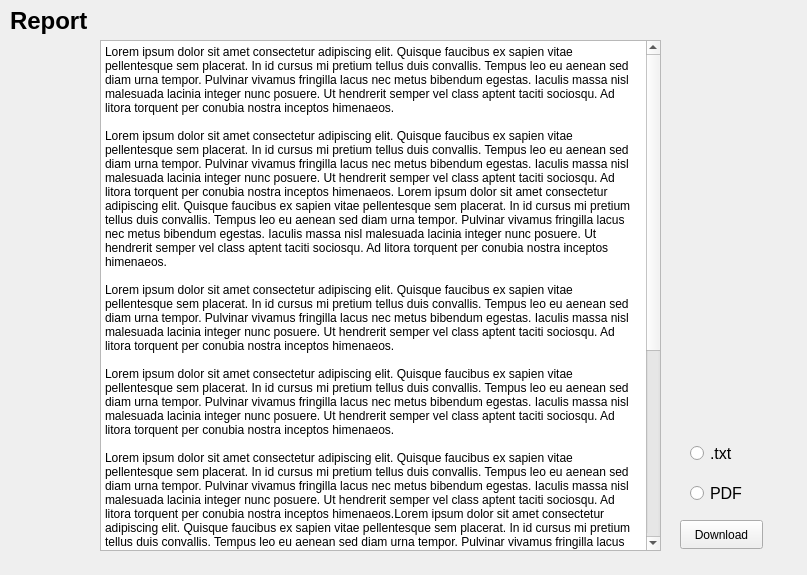
First picture: the form in report.ui, repository ianlopez07/SMI-Code-Checker, before the edit.
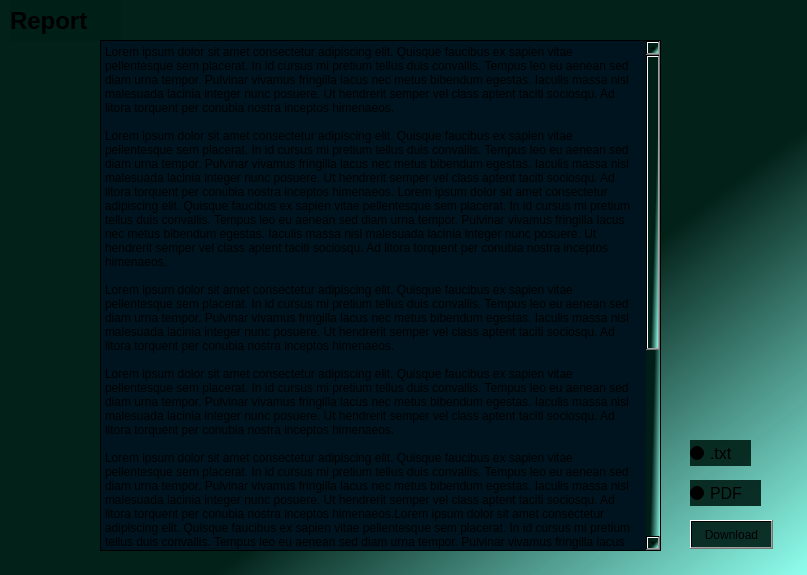
Second picture: the form after the edit.

Commit message: Changed background color of UI

Diff of the .ui file:
```diff
--- a/report.ui
+++ b/report.ui
@@ -13,6 +13,10 @@
   <property name="windowTitle">
    <string>Form</string>
   </property>
+  <property name="styleSheet">
+   <string notr="true">background-color: qlineargradient(spread:pad, x1:1, y1:1, x2:1, y2:1, stop:0.455399 rgba(0, 31, 22, 232), stop:1 rgba(144, 255, 238, 251));
+background-color: qlineargradient(spread:pad, x1:0.282, y1:0.324, x2:1, y2:1, stop:0.455399 rgba(0, 31, 22, 232), stop:1 rgba(144, 255, 238, 251));</string>
+  </property>
   <widget class="QLabel" name="label">
    <property name="geometry">
     <rect>
@@ -28,6 +32,9 @@
      <bold>true</bold>
     </font>
    </property>
+   <property name="styleSheet">
+    <string notr="true">background-color: qlineargradient(spread:pad, x1:1, y1:1, x2:1, y2:1, stop:0.455399 rgba(0, 31, 22, 232), stop:1 rgba(144, 255, 238, 251));</string>
+   </property>
    <property name="text">
     <string>Report</string>
    </property>
@@ -46,6 +53,9 @@
      <pointsize>12</pointsize>
     </font>
    </property>
+   <property name="styleSheet">
+    <string notr="true">background-color: qlineargradient(spread:pad, x1:1, y1:1, x2:1, y2:1, stop:0.455399 rgba(0, 31, 22, 232), stop:1 rgba(144, 255, 238, 251));</string>
+   </property>
    <property name="text">
     <string>.txt</string>
    </property>
@@ -64,6 +74,9 @@
      <pointsize>12</pointsize>
     </font>
    </property>
+   <property name="styleSheet">
+    <string notr="true">background-color: qlineargradient(spread:pad, x1:1, y1:1, x2:1, y2:1, stop:0.455399 rgba(0, 31, 22, 232), stop:1 rgba(144, 255, 238, 251));</string>
+   </property>
    <property name="text">
     <string>PDF</string>
    </property>
@@ -71,12 +84,15 @@
   <widget class="QPushButton" name="pushButton">
    <property name="geometry">
     <rect>
-     <x>680</x>
+     <x>690</x>
      <y>520</y>
      <width>83</width>
      <height>29</height>
     </rect>
    </property>
+   <property name="styleSheet">
+    <string notr="true">background-color: qlineargradient(spread:pad, x1:1, y1:1, x2:1, y2:1, stop:0.455399 rgba(0, 31, 22, 232), stop:1 rgba(144, 255, 238, 251));</string>
+   </property>
    <property name="text">
     <string>Download</string>
    </property>
@@ -90,6 +106,9 @@
      <height>511</height>
     </rect>
    </property>
+   <property name="styleSheet">
+    <string notr="true">background-color: qlineargradient(spread:pad, x1:1, y1:1, x2:1, y2:1, stop:0 rgba(0, 20, 31, 255), stop:1 rgba(255, 255, 255, 255));</string>
+   </property>
    <property name="plainText">
     <string>Lorem ipsum dolor sit amet consectetur adipiscing elit. Quisque faucibus ex sapien vitae pellentesque sem placerat. In id cursus mi pretium tellus duis convallis. Tempus leo eu aenean sed diam urna tempor. Pulvinar vivamus fringilla lacus nec metus bibendum egestas. Iaculis massa nisl malesuada lacinia integer nunc posuere. Ut hendrerit semper vel class aptent taciti sociosqu. Ad litora torquent per conubia nostra inceptos himenaeos.
 
```
The commit also changes 3 other files.
